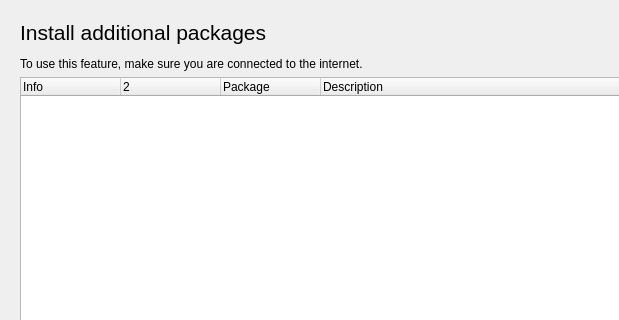
Qt form mxpackageinstaller.ui (CachyOS/packageinstaller) before a commit; both pictures show x 0 to 619 and y 0 to 320 of the 777 by 546 pixel window.
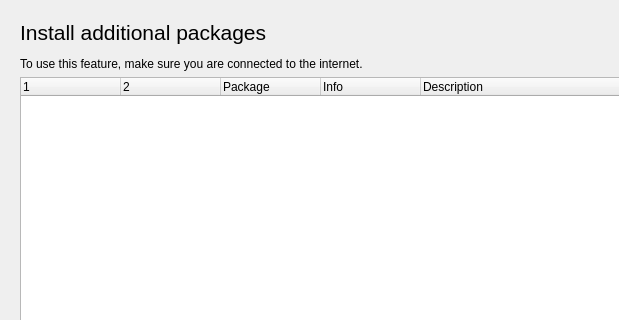
The same form after that commit. The open tabs and pages were chosen to show the change. Icons and pictures are not drawn.

Commit message: added info packages and fixed address .mb files

What changed in the file:
```diff
--- a/mxpackageinstaller.ui
+++ b/mxpackageinstaller.ui
@@ -49,7 +49,7 @@
          </attribute>
          <column>
           <property name="text">
-           <string>Info</string>
+           <string/>
           </property>
          </column>
          <column>
@@ -62,6 +62,11 @@
            <string>Package</string>
           </property>
          </column>
+         <column>
+          <property name="text">
+           <string>Info</string>
+          </property>
+         </column>
          <column>
           <property name="text">
            <string>Description</string>
```
Left out of the diff: 2 changed lines with no effect on the pictures. The commit also changes 2 other files.
